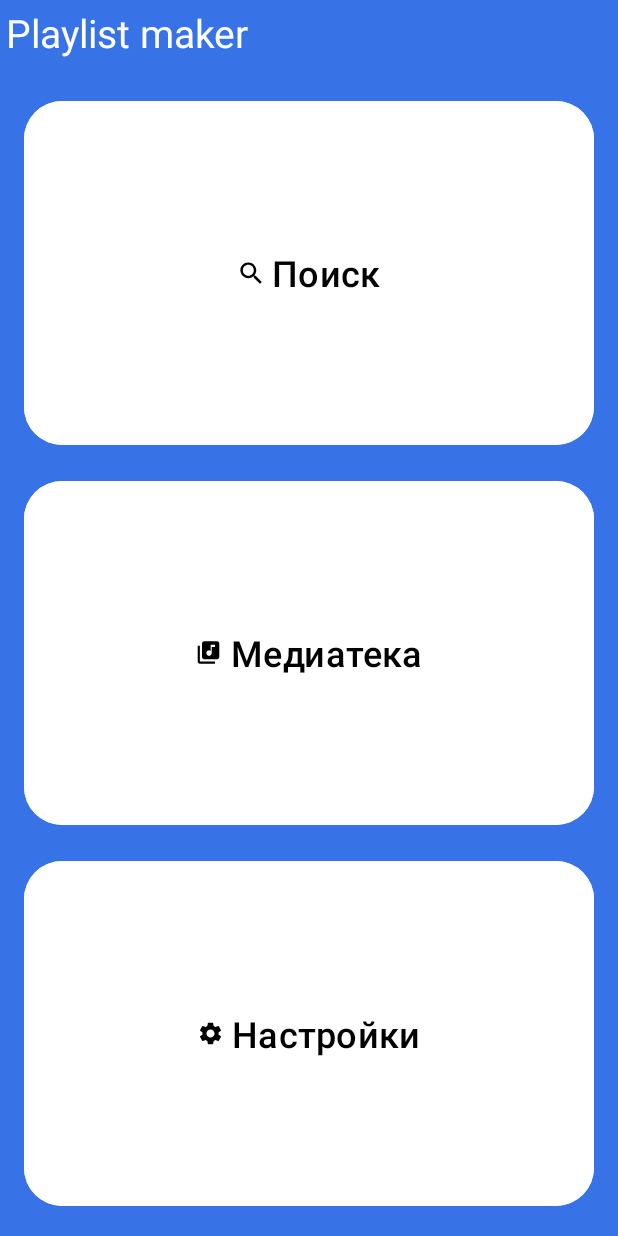
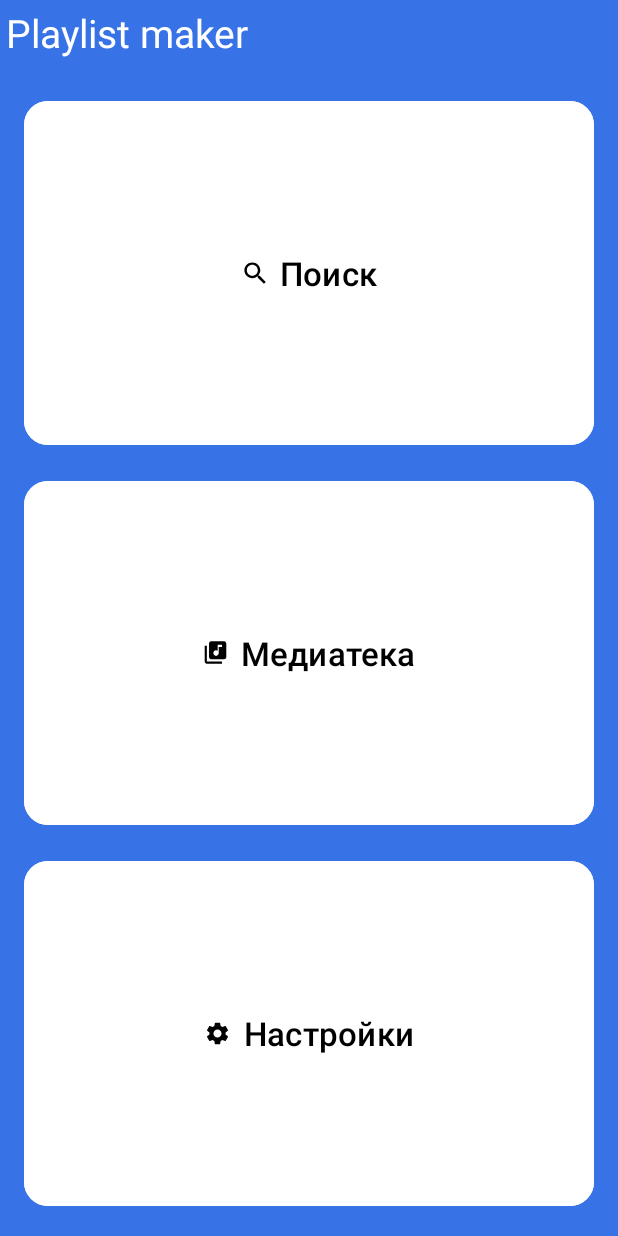
Before and after one commit to AntonVzdor/Playlist-Maker, an Android app: the screen it shows after launch (MainActivity), on a phone screen of 412 x 824 dp. Run offline under Robolectric (Android 15) with nearby library versions, the phone set to English and light mode, and no system bars.

Commit message:
Очередная версия

```diff
--- a/app/src/main/res/layout/activity_main.xml
+++ b/app/src/main/res/layout/activity_main.xml
@@ -4,7 +4,6 @@
     xmlns:tools="http://schemas.android.com/tools"
     android:layout_width="match_parent"
     android:layout_height="match_parent"
-    tools:context=".MainActivity"
     android:orientation="vertical"
     android:background="@color/light_blue">
 
@@ -29,14 +28,14 @@
         android:layout_marginTop="24dp"
         android:layout_marginStart="@dimen/mid_margin"
         android:layout_marginEnd="@dimen/mid_margin"
-        app:cornerRadius="25dp"
+        app:cornerRadius="16dp"
         android:backgroundTint="@color/white"
         android:text="@string/search"
         android:textColor="@color/black"
-        android:textSize="24sp"
+        android:textSize="22sp"
         app:icon="@drawable/ic_search"
         app:iconGravity="textStart"
-        app:iconPadding="5dp"
+        app:iconPadding="8dp"
         app:iconTint="@color/black"
         app:layout_constraintStart_toStartOf="parent"
         app:layout_constraintTop_toBottomOf="@+id/title"
@@ -50,14 +49,14 @@
         android:layout_marginTop="@dimen/mid_margin"
         android:layout_marginStart="@dimen/mid_margin"
         android:layout_marginEnd="@dimen/mid_margin"
-        app:cornerRadius="25dp"
+        app:cornerRadius="16dp"
         android:backgroundTint="@color/white"
         android:text="@string/media_library"
         android:textColor="@color/black"
-        android:textSize="24sp"
+        android:textSize="22sp"
         app:icon="@drawable/ic_media_library"
         app:iconGravity="textStart"
-        app:iconPadding="5dp"
+        app:iconPadding="8dp"
         app:iconTint="@color/black"
         app:layout_constraintStart_toStartOf="parent"
         app:layout_constraintTop_toBottomOf="@+id/button_search"
@@ -72,14 +71,14 @@
         android:layout_marginStart="@dimen/mid_margin"
         android:layout_marginEnd="@dimen/mid_margin"
         android:layout_marginBottom="@dimen/mid_margin"
-        app:cornerRadius="25dp"
+        app:cornerRadius="16dp"
         android:backgroundTint="@color/white"
         android:text="@string/settings"
         android:textColor="@color/black"
-        android:textSize="24sp"
+        android:textSize="22sp"
         app:icon="@drawable/ic_settings"
         app:iconGravity="textStart"
-        app:iconPadding="5dp"
+        app:iconPadding="8dp"
         app:iconTint="@color/black"
         app:layout_constraintStart_toStartOf="parent"
         app:layout_constraintTop_toBottomOf="@+id/button_media_library"
--- a/app/src/main/res/layout/activity_settings.xml
+++ b/app/src/main/res/layout/activity_settings.xml
@@ -36,7 +36,6 @@
     <FrameLayout
         android:layout_width="match_parent"
         android:layout_height="wrap_content"
-        android:orientation="horizontal"
         tools:ignore="UseSwitchCompatOrMaterialXml">
 
         <TextView
@@ -104,7 +103,6 @@
     <FrameLayout
         android:layout_width="match_parent"
         android:layout_height="48dp"
-        android:orientation="horizontal"
         tools:ignore="UseSwitchCompatOrMaterialXml">
 
         <TextView
```
Also changed, not shown: app/build.gradle.kts (+0 -11 lines), app/src/main/res/layout/activity_menu.xml (deleted, +0 -50 lines).
